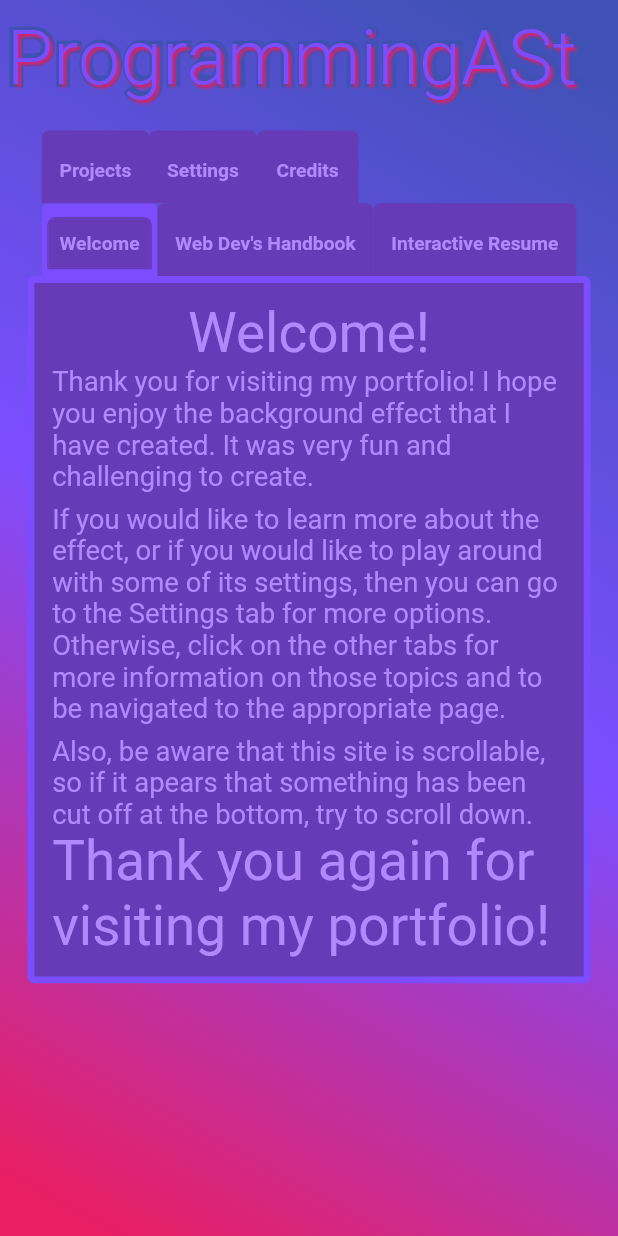
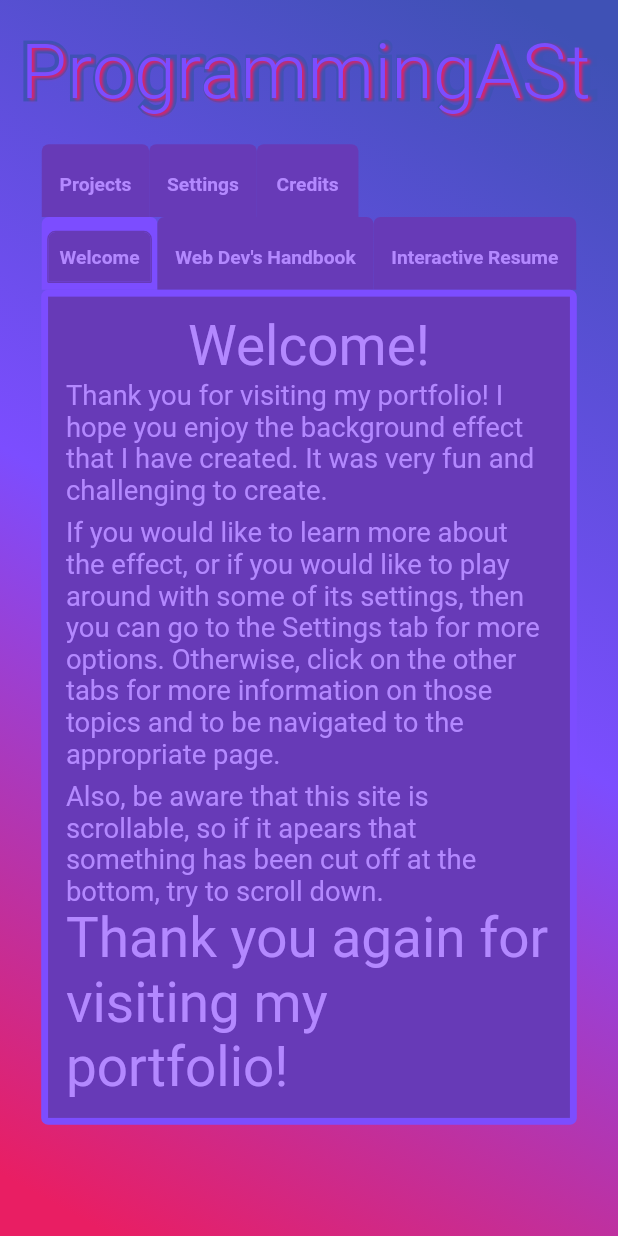
Before and after one commit to ProgrammingAStorm/Flutter-Portfolio, a Flutter app: the screen it shows after launch, on a phone screen of 412 x 824 dp. Run offline on Flutter 3.47's test engine with Material 2 defaults, Android fonts, the phone set to English and light mode, and no system bars; our stand-ins replace flutter_colorpicker, responsive_framework; Roboto replaces fonts that are missing (BigMisterC).

Commit message:
Fixed Folder And Logo Layout

```diff
--- a/lib/main.dart
+++ b/lib/main.dart
@@ -8,10 +8,8 @@ void main() {
 
 // TODO In general make sure to go back and clean up and refactor code as need once the main page is done
 // TODO Make sure everything is well commented
-// TODO Organize files better by usage
 // TODO Make sure app is mobile responsive
 // TODO Look into fonts
-// TODO Look into making platform specific versions of the whole app
 // TODO Update favicon
 class MyApp extends StatelessWidget {
   const MyApp({super.key});
@@ -20,8 +18,8 @@ class MyApp extends StatelessWidget {
   @override
   Widget build(BuildContext context) {
     return MaterialApp(
-      //title: 'ProgrammingAStorm',
-      // TODO Set up theme with light and dark color palettes
+      title: 'ProgrammingAStorm',
+      // TODO Set up theme
       theme: ThemeData(
           textTheme: TextTheme(
               displayMedium:
--- a/lib/pages/main_menu/components/logo.dart
+++ b/lib/pages/main_menu/components/logo.dart
@@ -10,8 +10,7 @@ class Logo extends StatelessWidget {
       margin: const EdgeInsets.only(top: 10, bottom: 5, left: 5, right: 5),
       //width: min(500, MediaQuery.of(context).size.width),
       height: 80,
-      child: Center(
-          child: Stack(
+      child: Stack(
         children: [
           Text(
             "ProgrammingAStorm",
@@ -42,7 +41,7 @@ class Logo extends StatelessWidget {
             //     ScaleSize.textScaleFactor(context, maxTextScaleFactor: 1.6),
           )
         ],
-      )),
+      ),
     );
   }
 }
--- a/lib/pages/main_menu/main_menu.dart
+++ b/lib/pages/main_menu/main_menu.dart
@@ -37,8 +37,12 @@ class _MainMenuState extends State<MainMenu> {
       body: Stack(
         children: [
           GradientWid(colors: _colors, scale: _scale),
-          SingleChildScrollView(
+          Container(
+            alignment: Alignment.topCenter,
+            margin: const EdgeInsets.all(10),
+            child: SingleChildScrollView(
               child: Column(
+                crossAxisAlignment: CrossAxisAlignment.center,
                 children: [
                   const Logo(),
                   Folder(
@@ -47,6 +51,7 @@ class _MainMenuState extends State<MainMenu> {
                   )
                 ],
               ),
+            ),
           )
         ],
       ),
--- a/pubspec.yaml
+++ b/pubspec.yaml
@@ -35,8 +35,7 @@ dependencies:
 
   # The following adds the Cupertino Icons font to your application.
   # Use with the CupertinoIcons class for iOS style icons.
-  cupertino_icons: ^1.0.2
-  google_fonts: ^2.1.0
+  widget_with_codeview: ^3.0.1
   responsive_framework: ^0.2.0
   flutter_colorpicker: ^1.0.3
 
```
Also changed, not shown: lib/pages/main_menu/components/settings.dart (+14 -1 lines), pubspec.lock, 5 other files. Lines whose indentation alone changed are shown as unchanged.
